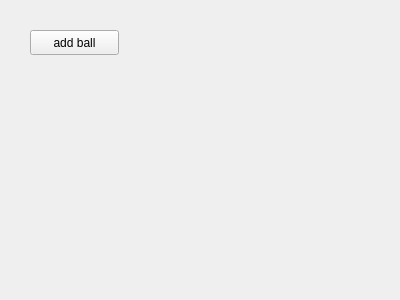
ekuri/UltraBall, file ultraball/debugwindow.ui: the form before one commit.
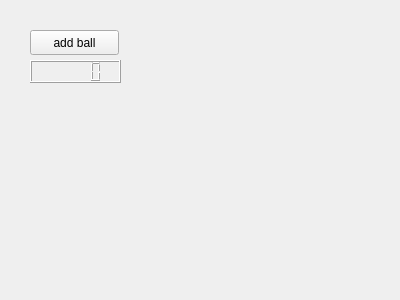
The form after the commit.

The edit to the form file:
```diff
--- a/ultraball/debugwindow.ui
+++ b/ultraball/debugwindow.ui
@@ -26,6 +26,16 @@
     <string>add ball</string>
    </property>
   </widget>
+  <widget class="QLCDNumber" name="lcdNumber">
+   <property name="geometry">
+    <rect>
+     <x>30</x>
+     <y>60</y>
+     <width>91</width>
+     <height>23</height>
+    </rect>
+   </property>
+  </widget>
  </widget>
  <resources/>
  <connections/>
```
